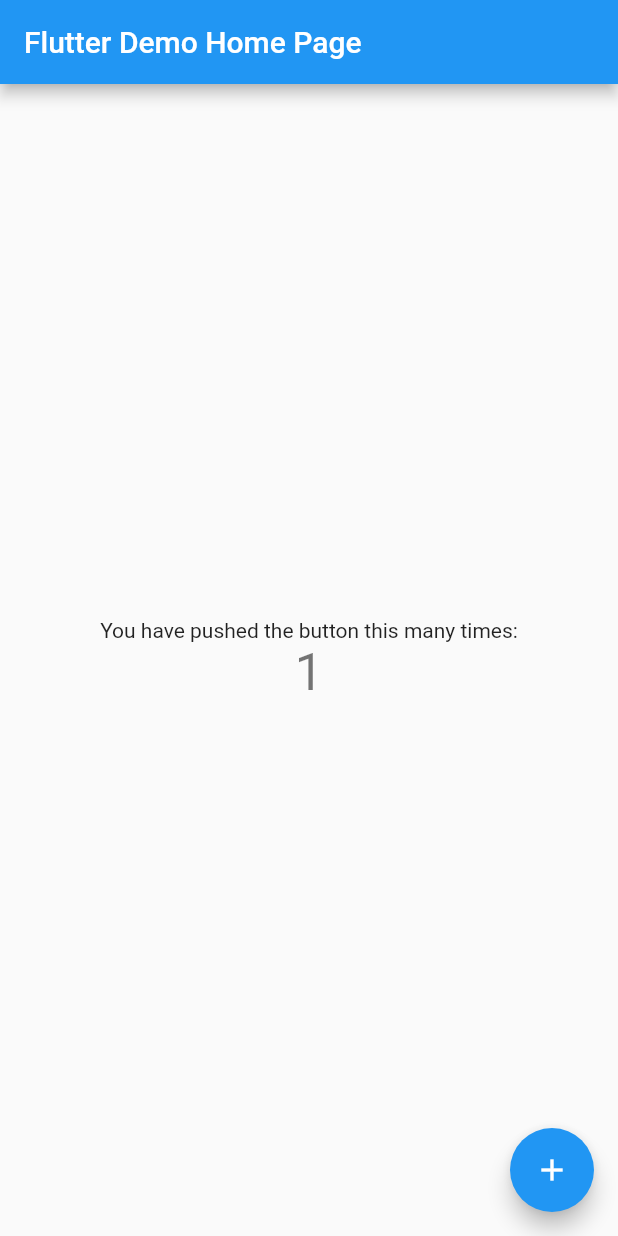
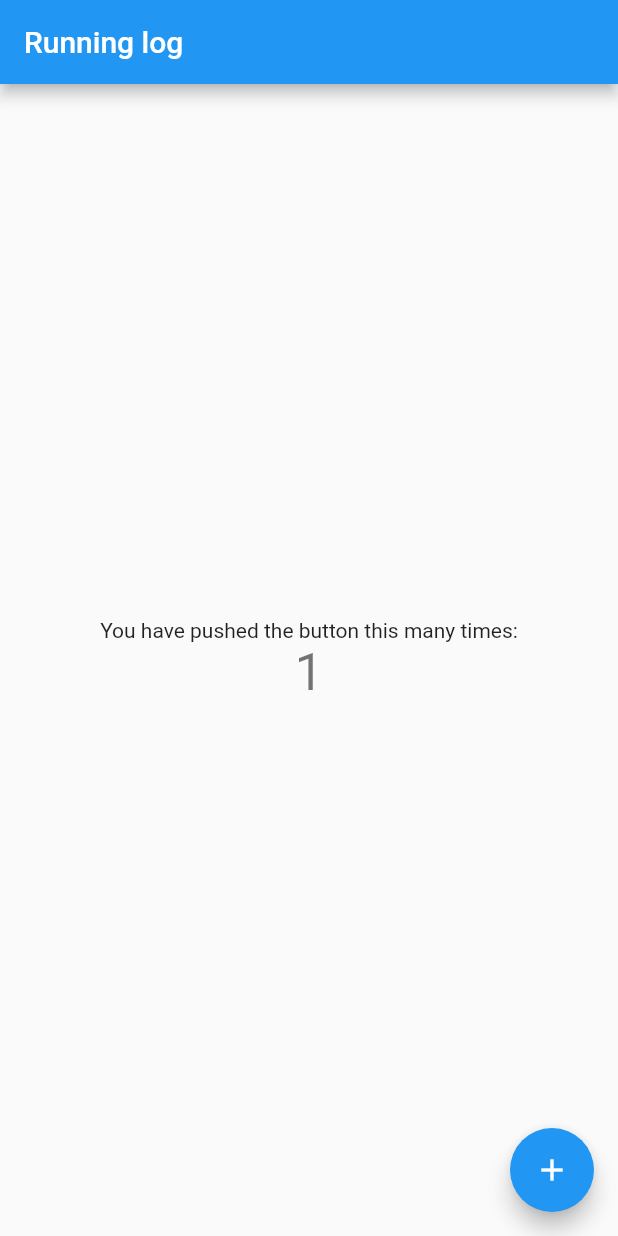
Before and after one commit to krusek/running-log, a Flutter app: the screen it shows after launch, after a tap on the "add" icon, on a phone screen of 412 x 824 dp. Run offline on Flutter 3.47's test engine with Material 2 defaults, Android fonts, the phone set to English and light mode, and no system bars; our stand-ins replace cloud_firestore, firebase_core, rxdart; accounts and stored records are empty.

```diff
--- a/lib/main.dart
+++ b/lib/main.dart
@@ -1,4 +1,6 @@
 import 'package:flutter/material.dart';
+import 'package:provider/provider.dart';
+import 'package:runninglog/providers/firestore_holder.dart';
 
 void main() {
   runApp(MyApp());
@@ -8,7 +10,14 @@ class MyApp extends StatelessWidget {
   // This widget is the root of your application.
   @override
   Widget build(BuildContext context) {
-    return MaterialApp(
+    return Provider<FirestoreHolder>(
+      create: (context) {
+        final firebase = FirestoreHolder();
+        print("creating firestore");
+        firebase.loader(context);
+        return firebase;
+      },
+      child: MaterialApp(
         title: 'Running Log',
         theme: ThemeData(
           // This is the theme of your application.
@@ -26,7 +35,8 @@ class MyApp extends StatelessWidget {
           // closer together (more dense) than on mobile platforms.
           visualDensity: VisualDensity.adaptivePlatformDensity,
         ),
-      home: MyHomePage(title: 'Flutter Demo Home Page'),
+        home: MyHomePage(title: 'Running log'),
+      ),
     );
   }
 }
@@ -71,6 +81,7 @@ class _MyHomePageState extends State<MyHomePage> {
     // The Flutter framework has been optimized to make rerunning build methods
     // fast, so that you can just rebuild anything that needs updating rather
     // than having to individually change instances of widgets.
+    final holder = Provider.of<FirestoreHolder>(context);
     return Scaffold(
       appBar: AppBar(
         // Here we take the value from the MyHomePage object that was created by
--- /dev/null
+++ b/lib/model/shoe.dart
@@ -0,0 +1,23 @@
+import 'package:cloud_firestore/cloud_firestore.dart';
+
+class Shoe {
+  final double miles;
+  final String name;
+  final String path;
+  Shoe.from({this.path, Map<String, dynamic> document})
+      : this.miles = document['miles'],
+        this.name = document['name'];
+}
+
+class Run {
+  final double distance;
+  final double duration;
+  final String shoe;
+  final DateTime date;
+  final String path;
+  Run.from({this.path, Map<String, dynamic> document})
+      : this.distance = document['distance'],
+        this.duration = document['duration'],
+        this.shoe = document['shoe'],
+        this.date = document['date']?.toDate();
+}
--- /dev/null
+++ b/lib/providers/firestore_holder.dart
@@ -0,0 +1,46 @@
+import 'dart:async';
+
+import 'package:cloud_firestore/cloud_firestore.dart';
+import 'package:firebase_core/firebase_core.dart';
+import 'package:flutter/widgets.dart';
+import 'package:runninglog/model/shoe.dart';
+import 'package:rxdart/rxdart.dart';
+
+/// In order for the firestore to work the file `assets/firestore.json`
+/// needs to be provided. See [FirestoreHolder._load] to see what is
+/// expected in that json file.
+class FirestoreHolder {
+  FirebaseFirestore _firestore;
+  Future _loader;
+
+  final BehaviorSubject<List<Shoe>> _shoes = BehaviorSubject();
+  StreamSubscription _shoeSubscription;
+  final BehaviorSubject<List<Run>> _runs = BehaviorSubject();
+
+  FirestoreHolder();
+
+  Future<void> _load(BuildContext context) async {
+    FirebaseApp app = await Firebase.initializeApp();
+    print(app.name);
+    _firestore = FirebaseFirestore.instance;
+    final shoes = _firestore.collection('users/korben/shoes');
+    _shoeSubscription = shoes.snapshots().listen((event) {
+      final shoes = event.docs.map((e) => Shoe.from(path: e.reference.path, document: e.data())).toList();
+      _shoes.add(shoes);
+    });
+  }
+
+  FirebaseFirestore get instance => _firestore;
+
+  Future loader(BuildContext context) {
+    if (_loader != null) return _loader;
+    _loader = _load(context);
+    return _loader;
+  }
+
+  Stream<List<Shoe>> get shoes => _shoes.stream;
+
+  dispose() {
+    _shoeSubscription.cancel();
+  }
+}
--- a/pubspec.yaml
+++ b/pubspec.yaml
@@ -23,6 +23,7 @@ environment:
 dependencies:
   flutter:
     sdk: flutter
+  rxdart:
   provider:
   cloud_firestore:
 
```
Also changed, not shown: lib/providers/firebase.dart (added), pubspec.lock, 4 other files. Lines whose indentation alone changed are shown as unchanged.
